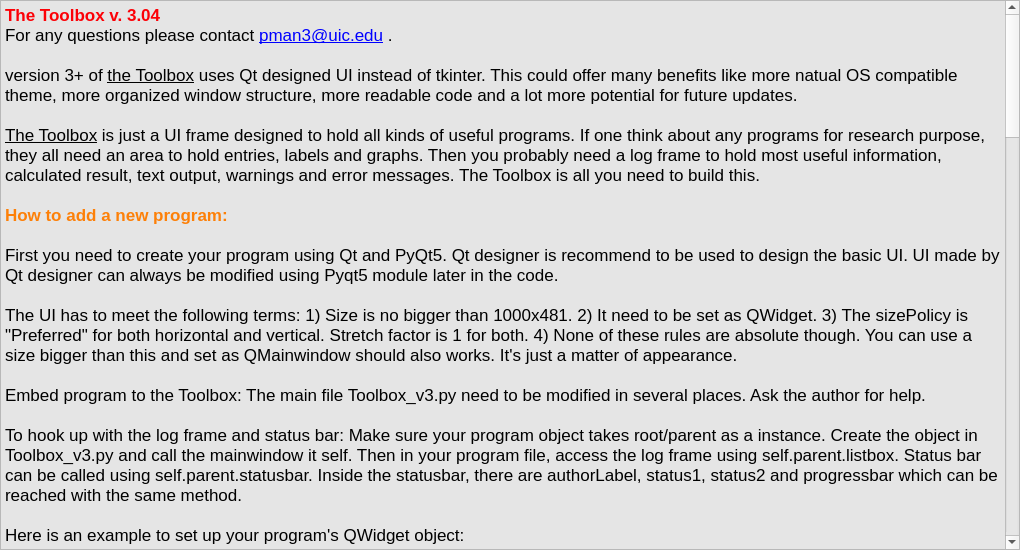
Qt form help.ui (manpeihong/Toolbox-v3) before a commit.
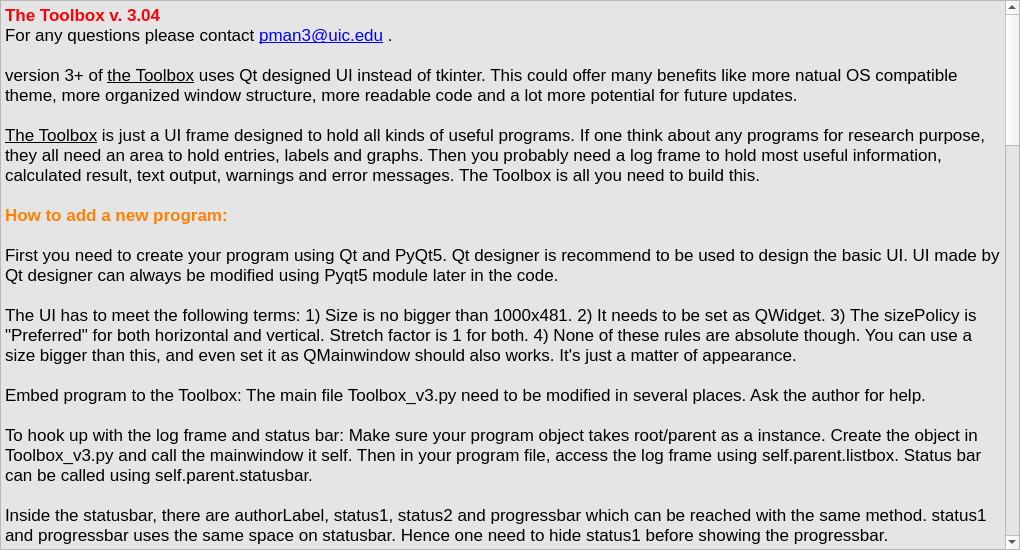
The same form after that commit.

```diff
--- a/help.ui
+++ b/help.ui
@@ -113,11 +113,13 @@
 &lt;p style=&quot;-qt-paragraph-type:empty; margin-top:0px; margin-bottom:0px; margin-left:0px; margin-right:0px; -qt-block-indent:0; text-indent:0px; font-family:'Calibri,sans-serif'; font-weight:600; color:#fd8008;&quot;&gt;&lt;br /&gt;&lt;/p&gt;
 &lt;p style=&quot; margin-top:0px; margin-bottom:0px; margin-left:0px; margin-right:0px; -qt-block-indent:0; text-indent:0px;&quot;&gt;&lt;span style=&quot; font-family:'Calibri,sans-serif';&quot;&gt;First you need to create your program using Qt and PyQt5. Qt designer is recommend to be used to design the basic UI. UI made by Qt designer can always be modified using Pyqt5 module later in the code.  &lt;/span&gt;&lt;/p&gt;
 &lt;p style=&quot;-qt-paragraph-type:empty; margin-top:0px; margin-bottom:0px; margin-left:0px; margin-right:0px; -qt-block-indent:0; text-indent:0px; font-family:'Calibri,sans-serif';&quot;&gt;&lt;br /&gt;&lt;/p&gt;
-&lt;p style=&quot; margin-top:0px; margin-bottom:0px; margin-left:0px; margin-right:0px; -qt-block-indent:0; text-indent:0px;&quot;&gt;&lt;span style=&quot; font-family:'Calibri,sans-serif';&quot;&gt;The UI has to meet the following terms: 1) Size is no bigger than 1000x481. 2) It need to be set as QWidget. 3) The sizePolicy is &amp;quot;Preferred&amp;quot; for both horizontal and vertical. Stretch factor is 1 for both. 4) None of these rules are absolute though. You can use a size bigger than this and set as QMainwindow should also works. It's just a matter of appearance. &lt;/span&gt;&lt;/p&gt;
+&lt;p style=&quot; margin-top:0px; margin-bottom:0px; margin-left:0px; margin-right:0px; -qt-block-indent:0; text-indent:0px;&quot;&gt;&lt;span style=&quot; font-family:'Calibri,sans-serif';&quot;&gt;The UI has to meet the following terms: 1) Size is no bigger than 1000x481. 2) It needs to be set as QWidget. 3) The sizePolicy is &amp;quot;Preferred&amp;quot; for both horizontal and vertical. Stretch factor is 1 for both. 4) None of these rules are absolute though. You can use a size bigger than this, and even set it as QMainwindow should also works. It's just a matter of appearance. &lt;/span&gt;&lt;/p&gt;
 &lt;p style=&quot;-qt-paragraph-type:empty; margin-top:0px; margin-bottom:0px; margin-left:0px; margin-right:0px; -qt-block-indent:0; text-indent:0px; font-family:'Calibri,sans-serif';&quot;&gt;&lt;br /&gt;&lt;/p&gt;
 &lt;p style=&quot; margin-top:0px; margin-bottom:0px; margin-left:0px; margin-right:0px; -qt-block-indent:0; text-indent:0px;&quot;&gt;&lt;span style=&quot; font-family:'Calibri,sans-serif';&quot;&gt;Embed program to the Toolbox: The main file Toolbox_v3.py need to be modified in several places. Ask the author for help. &lt;/span&gt;&lt;/p&gt;
 &lt;p style=&quot;-qt-paragraph-type:empty; margin-top:0px; margin-bottom:0px; margin-left:0px; margin-right:0px; -qt-block-indent:0; text-indent:0px; font-family:'Calibri,sans-serif';&quot;&gt;&lt;br /&gt;&lt;/p&gt;
-&lt;p style=&quot; margin-top:0px; margin-bottom:0px; margin-left:0px; margin-right:0px; -qt-block-indent:0; text-indent:0px;&quot;&gt;&lt;span style=&quot; font-family:'Calibri,sans-serif';&quot;&gt;To hook up with the log frame and status bar: Make sure your program object takes root/parent as a instance. Create the object in Toolbox_v3.py and call the mainwindow it self. Then in your program file, access the log frame using self.parent.listbox. Status bar can be called using self.parent.statusbar. Inside the statusbar, there are authorLabel, status1, status2 and progressbar which can be reached with the same method. &lt;/span&gt;&lt;/p&gt;
+&lt;p style=&quot; margin-top:0px; margin-bottom:0px; margin-left:0px; margin-right:0px; -qt-block-indent:0; text-indent:0px;&quot;&gt;&lt;span style=&quot; font-family:'Calibri,sans-serif';&quot;&gt;To hook up with the log frame and status bar: Make sure your program object takes root/parent as a instance. Create the object in Toolbox_v3.py and call the mainwindow it self. Then in your program file, access the log frame using self.parent.listbox. Status bar can be called using self.parent.statusbar. &lt;/span&gt;&lt;/p&gt;
+&lt;p style=&quot;-qt-paragraph-type:empty; margin-top:0px; margin-bottom:0px; margin-left:0px; margin-right:0px; -qt-block-indent:0; text-indent:0px; font-family:'Calibri,sans-serif';&quot;&gt;&lt;br /&gt;&lt;/p&gt;
+&lt;p style=&quot; margin-top:0px; margin-bottom:0px; margin-left:0px; margin-right:0px; -qt-block-indent:0; text-indent:0px;&quot;&gt;&lt;span style=&quot; font-family:'Calibri,sans-serif';&quot;&gt;Inside the statusbar, there are authorLabel, status1, status2 and progressbar which can be reached with the same method. status1 and progressbar uses the same space on statusbar. Hence one need to hide status1 before showing the progressbar. &lt;/span&gt;&lt;/p&gt;
 &lt;p style=&quot;-qt-paragraph-type:empty; margin-top:0px; margin-bottom:0px; margin-left:0px; margin-right:0px; -qt-block-indent:0; text-indent:0px; font-family:'Calibri,sans-serif';&quot;&gt;&lt;br /&gt;&lt;/p&gt;
 &lt;p style=&quot; margin-top:0px; margin-bottom:0px; margin-left:0px; margin-right:0px; -qt-block-indent:0; text-indent:0px;&quot;&gt;&lt;span style=&quot; font-family:'Calibri,sans-serif';&quot;&gt;Here is an example to set up your program's QWidget object:&lt;/span&gt;&lt;/p&gt;
 &lt;p style=&quot;-qt-paragraph-type:empty; margin-top:0px; margin-bottom:0px; margin-left:0px; margin-right:0px; -qt-block-indent:0; text-indent:0px; font-family:'Calibri,sans-serif';&quot;&gt;&lt;br /&gt;&lt;/p&gt;
```
